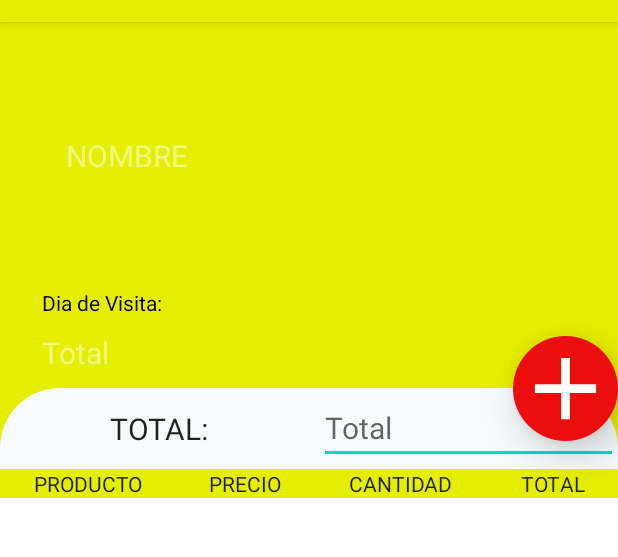
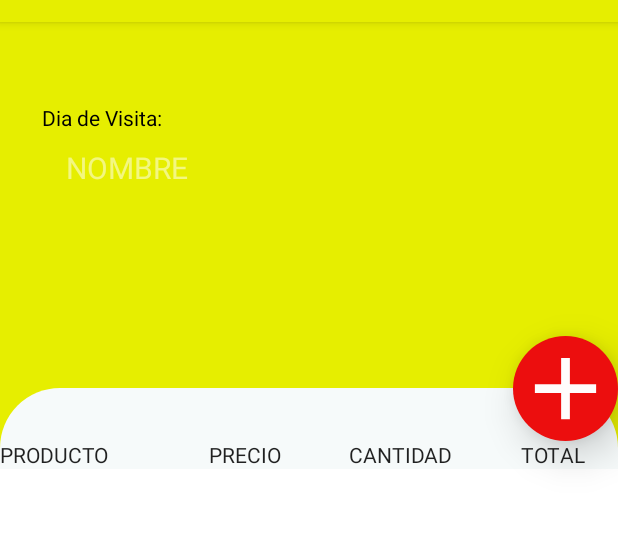
Before and after one commit to chimiri-we/AppTrabajo, an Android app: the DetalleCliente screen opened directly, with no data from a screen before it, on a phone screen of 412 x 824 dp, the part 62-619 px from its top. Run offline under Robolectric (Android 15) with nearby library versions, the phone set to English and light mode, and no system bars; 1 statement that could not run was skipped.

Commit message:
actualiza vista detalle

```diff
--- a/app/src/main/res/layout-v21/fragment_detalle_cliente.xml
+++ b/app/src/main/res/layout-v21/fragment_detalle_cliente.xml
@@ -16,33 +16,8 @@
         <LinearLayout
             android:layout_width="match_parent"
             android:layout_height="wrap_content"
-            android:layout_weight="2"
             android:background="@drawable/login_shape_bk"
-            android:gravity="center|center_horizontal|center_vertical"
-            android:orientation="horizontal">
-
-            <TextView
-                android:id="@+id/textView7"
-                android:layout_width="wrap_content"
-                android:layout_height="wrap_content"
-                android:layout_weight="1"
-                android:gravity="center"
-                android:text="TOTAL:"
-                android:textSize="20sp" />
-
-            <EditText
-                android:id="@+id/textView6"
-                android:layout_width="wrap_content"
-                android:layout_height="wrap_content"
-                android:layout_weight="1"
-                android:hint="Total"
-                android:text=""
-                android:textSize="20sp" />
-        </LinearLayout>
-
-        <LinearLayout
-            android:layout_width="match_parent"
-            android:layout_height="wrap_content"
+            android:gravity="bottom"
             android:orientation="horizontal">
 
             <TextView
@@ -50,7 +25,7 @@
                 android:layout_width="wrap_content"
                 android:layout_height="wrap_content"
                 android:layout_weight="1"
-                android:gravity="center"
+                android:gravity="bottom"
                 android:text="PRODUCTO" />
 
             <TextView
--- a/app/src/main/res/layout/activity_detalle.xml
+++ b/app/src/main/res/layout/activity_detalle.xml
@@ -19,6 +19,7 @@
             android:layout_width="match_parent"
             android:layout_height="match_parent"
             android:fitsSystemWindows="true"
+            android:paddingBottom="20dp"
             app:contentScrim="?attr/colorPrimary"
             app:layout_scrollFlags="scroll|exitUntilCollapsed">
 
@@ -30,12 +31,30 @@
                 android:layout_marginLeft="20dp"
                 android:layout_marginEnd="20dp"
                 android:layout_marginRight="20dp"
+                android:layout_marginBottom="20dp"
                 android:gravity="center"
                 android:orientation="vertical"
                 android:padding="8dp"
                 android:paddingLeft="15dp"
                 android:paddingRight="15dp"
-                android:paddingBottom="20dp">
+                android:paddingBottom="40dp">
+
+                <LinearLayout
+                    android:layout_width="match_parent"
+                    android:layout_height="wrap_content"
+                    android:orientation="horizontal">
+
+                    <TextView
+                        android:id="@+id/textView11"
+                        android:layout_width="wrap_content"
+                        android:layout_height="wrap_content"
+                        android:text="Dia de Visita:" />
+
+                    <TextView
+                        android:id="@+id/textView12"
+                        android:layout_width="match_parent"
+                        android:layout_height="wrap_content" />
+                </LinearLayout>
 
                 <LinearLayout
                     android:layout_width="match_parent"
@@ -109,46 +128,6 @@
 
                 </LinearLayout>
 
-                <LinearLayout
-                    android:layout_width="match_parent"
-                    android:layout_height="wrap_content"
-                    android:orientation="horizontal">
-
-                    <TextView
-                        android:id="@+id/textView11"
-                        android:layout_width="wrap_content"
-                        android:layout_height="wrap_content"
-                        android:text="Dia de Visita:" />
-
-                    <TextView
-                        android:id="@+id/textView12"
-                        android:layout_width="match_parent"
-                        android:layout_height="wrap_content" />
-                </LinearLayout>
-
-                <LinearLayout
-                    android:layout_width="match_parent"
-                    android:layout_height="wrap_content"
-                    android:orientation="horizontal">
-
-                    <com.google.android.material.textfield.TextInputLayout
-                        style="@style/parent"
-                        android:layout_width="match_parent"
-                        android:layout_height="match_parent"
-                        android:layout_marginTop="@dimen/signup_text_margin_top"
-                        android:layout_weight="1">
-
-                        <TextView
-                            android:id="@+id/textView6"
-                            android:layout_width="match_parent"
-                            android:layout_height="wrap_content"
-                            android:layout_weight="1"
-                            android:hint="Total"
-                            android:text=""
-                            android:textSize="20sp" />
-                    </com.google.android.material.textfield.TextInputLayout>
-
-                </LinearLayout>
             </LinearLayout>
 
             <com.google.android.material.appbar.MaterialToolbar
--- a/app/src/main/res/layout/content_detalle.xml
+++ b/app/src/main/res/layout/content_detalle.xml
@@ -7,7 +7,6 @@
     android:layout_height="match_parent"
     app:layout_behavior="@string/appbar_scrolling_view_behavior"
     android:id="@+id/contenedorFragment"
-
     tools:showIn="@layout/activity_detalle">
 
 
```
